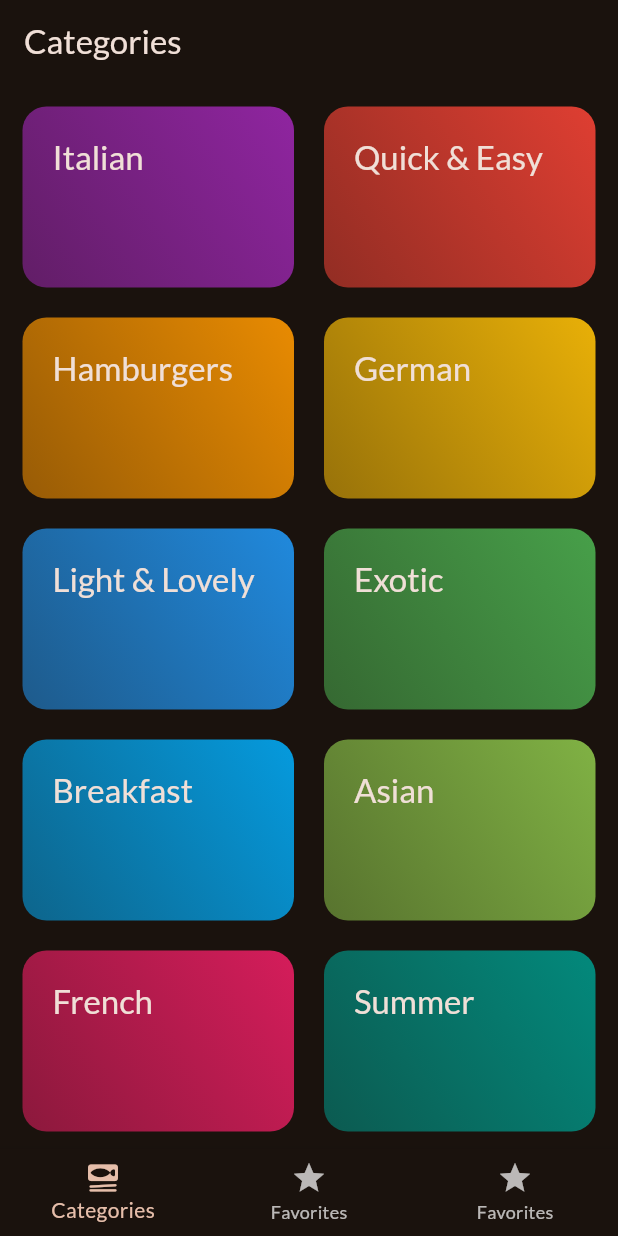
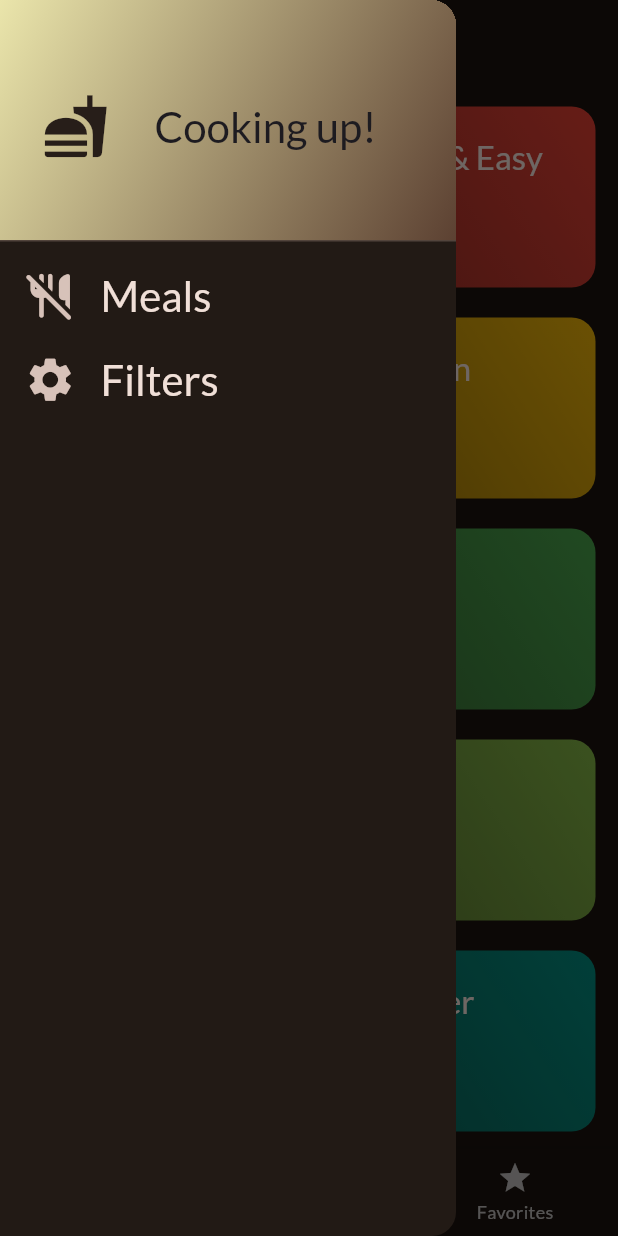
Before and after one commit to BilalDurmus08/meals_app, a Flutter app: the screen it shows after launch, with the side drawer open (before the commit the screen has no drawer), on a phone screen of 412 x 824 dp. Run offline on Flutter 3.47's test engine with Material 3 defaults, Android fonts, the phone set to English and light mode, and no system bars; our stand-ins replace google_fonts, transparent_image.

Commit message:
drawer have been added

```diff
--- a/lib/screens/tabs.dart
+++ b/lib/screens/tabs.dart
@@ -3,6 +3,8 @@ import 'package:meals_app/models/meal.dart';
 import 'package:meals_app/screens/categories.dart';
 import 'package:meals_app/screens/meals.dart';
 import 'dart:developer';
+
+import 'package:meals_app/widgets/drawer_main.dart';
 
 class TabsScreen extends StatefulWidget {
   const TabsScreen({super.key});
@@ -20,9 +22,15 @@ class _TabsScreenState extends State<TabsScreen> {
     log('Toggling favorite for meal: ${meal.title}');
     bool isInclude = favMeal.contains(meal);
     if (isInclude) {
-      favMeal.remove(meal);
+      setState(() {
+        favMeal.remove(meal);
+      });
+      _showInfoMessage('No longer in your favorite');
     } else {
-      favMeal.add(meal);
+      setState(() {
+        favMeal.add(meal);
+      });
+      _showInfoMessage('Now in your favorites');
     }
   }
 
@@ -32,6 +40,13 @@ class _TabsScreenState extends State<TabsScreen> {
     setState(() {
       _selectedPage = index;
     });
+  }
+
+  void _showInfoMessage(String message) {
+    ScaffoldMessenger.of(context).clearSnackBars();
+    ScaffoldMessenger.of(
+      context,
+    ).showSnackBar(SnackBar(content: Text(message)));
   }
 
   @override
@@ -46,6 +61,7 @@ class _TabsScreenState extends State<TabsScreen> {
 
     return Scaffold(
       appBar: AppBar(title: Text(activePageTitle)),
+      drawer: DrawerMain(),
       body: activePage,
       bottomNavigationBar: BottomNavigationBar(
         currentIndex: _selectedPage,
--- /dev/null
+++ b/lib/widgets/drawer_main.dart
@@ -0,0 +1,64 @@
+import 'package:flutter/material.dart';
+
+class DrawerMain extends StatelessWidget {
+  const DrawerMain({super.key});
+
+  @override
+  Widget build(BuildContext context) {
+    return Drawer(
+      child: Column(
+        children: [
+          DrawerHeader(
+            decoration: BoxDecoration(
+              gradient: LinearGradient(
+                colors: [
+                  Theme.of(context).colorScheme.onTertiaryContainer,
+                  Theme.of(context).colorScheme.secondaryContainer,
+                ],
+                begin: Alignment.topLeft,
+                end: Alignment.bottomRight,
+              ),
+            ),
+            child: Padding(
+              padding: const EdgeInsets.all(12.0),
+              child: Row(
+                children: [
+                  Icon(
+                    Icons.fastfood,
+                    size: 45,
+                    color: Theme.of(context).colorScheme.surfaceContainer,
+                  ),
+                  SizedBox(width: 30),
+                  Text(
+                    'Cooking up!',
+                    style: Theme.of(context).textTheme.headlineMedium,
+                  ),
+                ],
+              ),
+            ),
+          ),
+          ListTile(
+            leading: Icon(Icons.no_meals_rounded, size: 35),
+            title: Text(
+              'Meals',
+              style: Theme.of(context).textTheme.headlineMedium!.copyWith(
+                color: Theme.of(context).colorScheme.onSurface,
+              ),
+            ),
+            onTap: () {},
+          ),
+          ListTile(
+            leading: Icon(Icons.settings, size: 35),
+            title: Text(
+              'Filters',
+              style: Theme.of(context).textTheme.headlineMedium!.copyWith(
+                color: Theme.of(context).colorScheme.onSurface,
+              ),
+            ),
+            onTap: () {},
+          ),
+        ],
+      ),
+    );
+  }
+}
```
